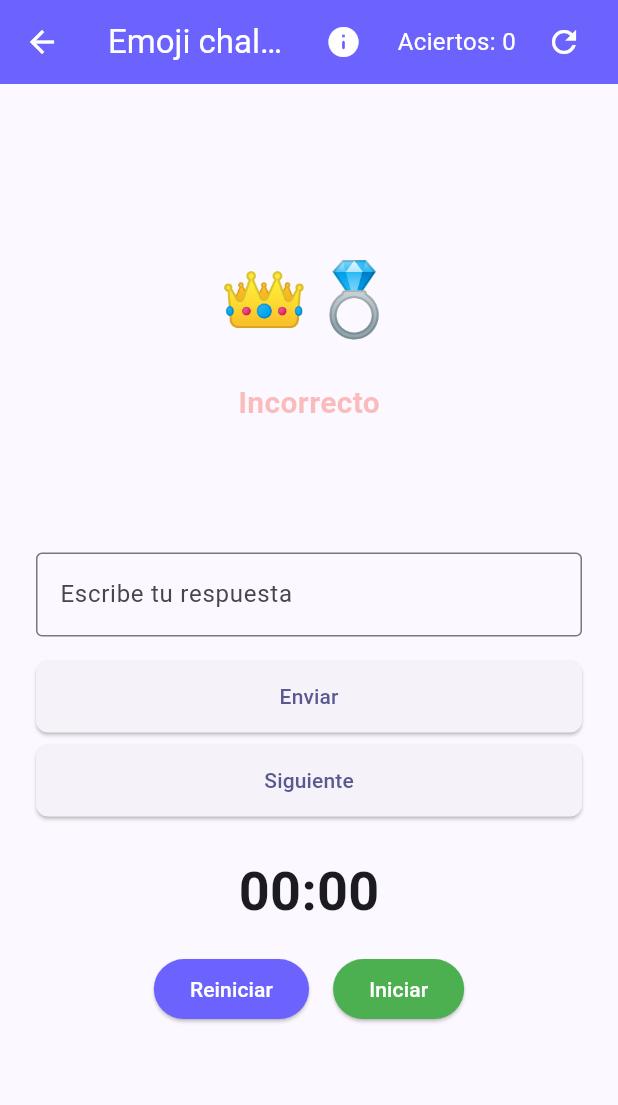
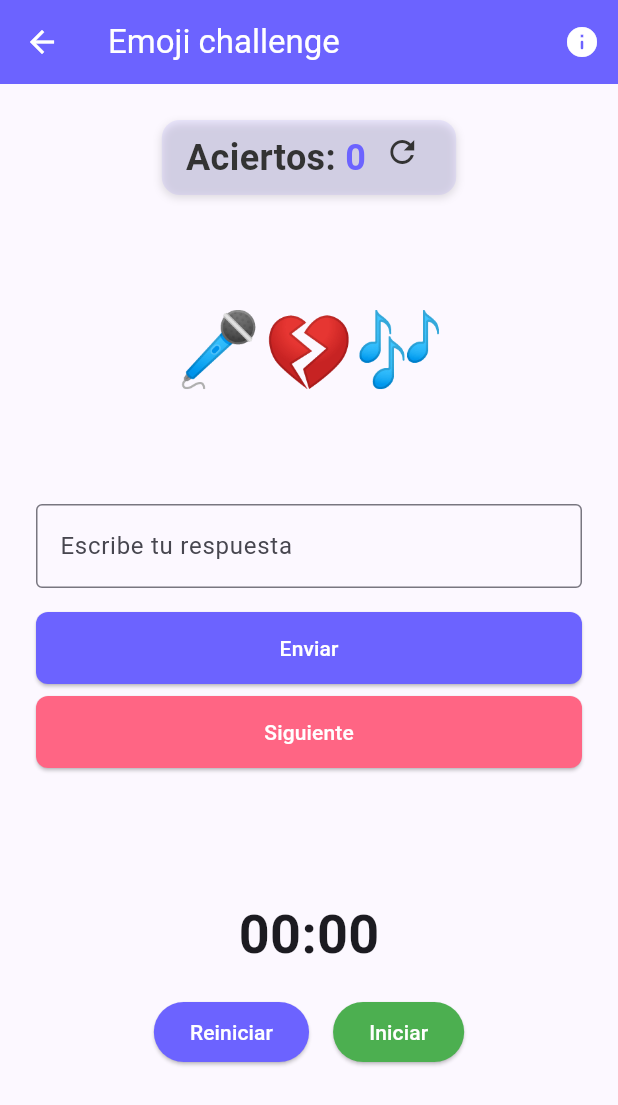
Before and after one commit to AlejandroMilla99/gameBible, a Flutter app: the EmojiChallengePage screen opened directly, after a tap on "Enviar", on a phone screen of 412 x 824 dp. Shown: the top 1105 px of the screen. Run offline on Flutter 3.47's test engine with Material 3 defaults, Android fonts, the light colour scheme and no system bars; our stand-ins replace audioplayers, confetti, shared_preferences; accounts and stored records are empty.

Commit message:
EmojiChallenge validator & style

```diff
--- a/lib/pages/games/emoji_challenge_page.dart
+++ b/lib/pages/games/emoji_challenge_page.dart
@@ -3,10 +3,10 @@ import 'dart:convert';
 import 'package:flutter/services.dart' show rootBundle;
 import 'package:flutter/material.dart';
 import '../../constants/app_spacing.dart';
-import '../../components/buttons/primary_button.dart';
 import '../../constants/app_colors.dart';
 import '../../components/stopwatch_timer.dart';
 import 'package:gamebible/components/dialogs/game_info_dialog.dart';
+import '../../components/corrects_counter.dart';
 
 class EmojiChallengePage extends StatefulWidget {
   final String title;
@@ -29,7 +29,7 @@ class _EmojiChallengePageState extends State<EmojiChallengePage>
   int correctAnswers = 0;
   String? feedbackMessage;
   bool _showFeedback = false;
-  bool _isSubmitting = false; // NUEVO: controla el estado del botón
+  bool _isSubmitting = false; // controla el estado del botón
 
   List<String> _suggestions = [];
   bool _showSuggestions = false;
@@ -66,22 +66,34 @@ class _EmojiChallengePageState extends State<EmojiChallengePage>
     });
   }
 
+/// Normaliza cadenas eliminando acentos, mayúsculas, espacios, puntuación y símbolos no alfanuméricos
+  String _normalize(String text) {
+    const accents = 'áéíóúÁÉÍÓÚ';
+    const replacements = 'aeiouAEIOU';
+    for (int i = 0; i < accents.length; i++) {
+      text = text.replaceAll(accents[i], replacements[i]);
+    }
+    // Eliminar todo lo que no sea letra o número
+    text = text.replaceAll(RegExp(r'[^a-zA-Z0-9]'), '');
+    return text.toLowerCase();
+  }
+
   void _submitAnswer() {
     if (_isSubmitting) return; // evita pulsaciones dobles
     setState(() {
       _isSubmitting = true; // deshabilita el botón
     });
 
-    final answer = _controller.text.trim();
-    final correct = currentChallenge!["answer"];
-    final isCorrect = answer.toLowerCase() == correct!.toLowerCase();
+    final answer = _normalize(_controller.text.trim());
+    final correct = _normalize(currentChallenge!["answer"]!);
+    final isCorrect = answer == correct;
 
     setState(() {
       if (isCorrect) {
         correctAnswers++;
         feedbackMessage = "¡Correcto!";
       } else {
-        feedbackMessage = "Incorrecto";
+        feedbackMessage = "¡Incorrecto!";
       }
       _showFeedback = true;
     });
@@ -119,15 +131,19 @@ class _EmojiChallengePageState extends State<EmojiChallengePage>
       return;
     }
 
+    final normalizedInput = _normalize(input);
+
     final matches = allChallenges
         .map((c) => c["answer"]!)
-        .where((answer) => answer.toLowerCase().contains(input.toLowerCase()))
+        .where((answer) =>
+            _normalize(answer).contains(normalizedInput))
         .toList();
 
     setState(() {
       _suggestions = matches;
       _showSuggestions = matches.isNotEmpty &&
-          !matches.any((m) => m.toLowerCase() == input.toLowerCase());
+          !matches.any(
+              (m) => _normalize(m) == normalizedInput);
     });
   }
 
@@ -173,24 +189,7 @@ class _EmojiChallengePageState extends State<EmojiChallengePage>
             IconButton(
               icon: const Icon(Icons.info_rounded),
               onPressed: () => _showInfo(context),
-            ),
-            Padding(
-              padding: const EdgeInsets.symmetric(horizontal: 12.0),
-              child: Row(
-                children: [
-                  Text(
-                    'Aciertos: $correctAnswers',
-                    style: const TextStyle(fontSize: 16),
-                  ),
-                  const SizedBox(width: 8),
-                  IconButton(
-                    onPressed: _resetCorrectAnswers,
-                    icon: const Icon(Icons.refresh),
-                    tooltip: "Restablecer",
-                  ),
-                ],
-              ),
-            ),
+            )
           ],
         ),
         body: SingleChildScrollView(
@@ -198,10 +197,17 @@ class _EmojiChallengePageState extends State<EmojiChallengePage>
           child: Column(
             crossAxisAlignment: CrossAxisAlignment.stretch,
             children: [
+              CorrectCounter(
+                correctAnswers: correctAnswers,
+                onReset: _resetCorrectAnswers,
+              ),
               SizedBox(
-                height: MediaQuery.of(context).size.height * 0.35,
+                height: MediaQuery.of(context).size.height * 0.25,
                 child: Center(
-                  child: Column(
+                  child: Stack(
+                    alignment: Alignment.center,
+                    children: [
+                      Column(
                         mainAxisAlignment: MainAxisAlignment.center,
                         children: [
                           if (currentChallenge != null)
@@ -214,18 +220,65 @@ class _EmojiChallengePageState extends State<EmojiChallengePage>
                               "Adivina el emoji",
                               textAlign: TextAlign.center,
                             ),
-                      const SizedBox(height: 20),
-                      AnimatedOpacity(
-                        opacity: _showFeedback ? 1.0 : 0.0,
-                        duration: const Duration(milliseconds: 300),
-                        child: Text(
-                          feedbackMessage ?? "",
+                        ],
+                      ),
+                      // Feedback positivo
+                      IgnorePointer(
+                        ignoring: true,
+                        child: Align(
+                          alignment: Alignment.center,
+                          child: AnimatedOpacity(
+                            opacity: _showFeedback &&
+                                    feedbackMessage == "¡Correcto!"
+                                ? 1.0
+                                : 0.0,
+                            duration: const Duration(milliseconds: 100),
+                            child: Container(
+                              padding: const EdgeInsets.symmetric(
+                                  vertical: 16, horizontal: 24),
+                              decoration: BoxDecoration(
+                                color: Colors.green.withOpacity(0.9),
+                                borderRadius: BorderRadius.circular(12),
+                              ),
+                              child: const Text(
+                                "¡Correcto!",
                                 style: TextStyle(
-                            fontSize: 20,
-                            fontWeight: FontWeight.bold,
-                            color: feedbackMessage == "¡Correcto!"
-                                ? Colors.green
-                                : Colors.red,
+                                    fontSize: 18,
+                                    fontWeight: FontWeight.w600,
+                                    color: Colors.white),
+                                textAlign: TextAlign.center,
+                              ),
+                            ),
+                          ),
+                        ),
+                      ),
+                      // Feedback negativo
+                      IgnorePointer(
+                        ignoring: true,
+                        child: Align(
+                          alignment: Alignment.center,
+                          child: AnimatedOpacity(
+                            opacity: _showFeedback &&
+                                    feedbackMessage == "¡Incorrecto!"
+                                ? 1.0
+                                : 0.0,
+                            duration: const Duration(milliseconds: 100),
+                            child: Container(
+                              padding: const EdgeInsets.symmetric(
+                                  vertical: 16, horizontal: 24),
+                              decoration: BoxDecoration(
+                                color: Colors.red.withOpacity(0.9),
+                                borderRadius: BorderRadius.circular(12),
+                              ),
+                              child: const Text(
+                                "¡Incorrecto!",
+                                style: TextStyle(
+                                    fontSize: 18,
+                                    fontWeight: FontWeight.w600,
+                                    color: Colors.white),
+                                textAlign: TextAlign.center,
+                              ),
+                            ),
                           ),
                         ),
                       ),
@@ -273,6 +326,9 @@ class _EmojiChallengePageState extends State<EmojiChallengePage>
                   shape: RoundedRectangleBorder(
                     borderRadius: BorderRadius.circular(8),
                   ),
+                  backgroundColor:
+                      _isSubmitting ? Colors.grey : AppColors.primary,
+                  foregroundColor: Colors.white,
                 ),
                 child: const Text("Enviar"),
               ),
@@ -284,11 +340,12 @@ class _EmojiChallengePageState extends State<EmojiChallengePage>
                   shape: RoundedRectangleBorder(
                     borderRadius: BorderRadius.circular(8),
                   ),
+                  backgroundColor: AppColors.secondary,
+                  foregroundColor: Colors.white,
                 ),
                 child: const Text("Siguiente"),
               ),
-
-              const SizedBox(height: AppSpacing.lg),
+              const SizedBox(height: 85),
               const StopwatchTimer(),
             ],
           ),
@@ -303,7 +360,7 @@ class _EmojiChallengePageState extends State<EmojiChallengePage>
       builder: (context) => GameInfoDialog(
         title: "Cómo jugar a EmojiChallenge",
         instructions: [
-          "En pantalla verás una combinación de emojis que representan un concepto, una película, un libro o algo conocido.",
+          "En pantalla verás una combinación de emojis que representan un concepto, una película, un libro o alguien conocido.",
           "Tu objetivo es adivinar qué significa esa combinación y escribir la respuesta en el cuadro de texto.",
           "Pulsa 'Enviar' para comprobar si tu respuesta es correcta.",
           "Si aciertas, sumarás un punto a tu marcador de aciertos. Si fallas, se mostrará un mensaje indicando que la respuesta es incorrecta.",
@@ -312,8 +369,7 @@ class _EmojiChallengePageState extends State<EmojiChallengePage>
           "También puedes retarte con el cronómetro para medir cuánto tardas en resolver cada desafío.",
           "Tu número de aciertos acumulados aparece en la parte superior, y puedes restablecerlo en cualquier momento."
         ],
-        example:
-            "Ejemplo: Si ves los emojis '🦁👑', la respuesta correcta sería 'The Lion King'.",
+        example: "Ejemplo: Si ves los emojis '🦁👑', la respuesta correcta sería 'El rey león'.",
         imageAsset: null,
       ),
     );
```
Also changed, not shown: assets/data/emojiGame.json (+139 -6 lines), lib/pages/games/tabu_word.dart (+4 -4 lines). Lines whose indentation alone changed are shown as unchanged.
